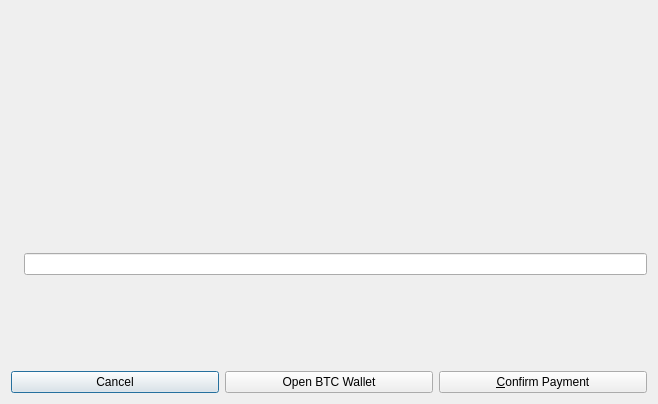
The window that src/qt/forms/offeracceptdialogbtc.ui (sschepis/syscoin2) describes before a commit, drawn with Qt 5.
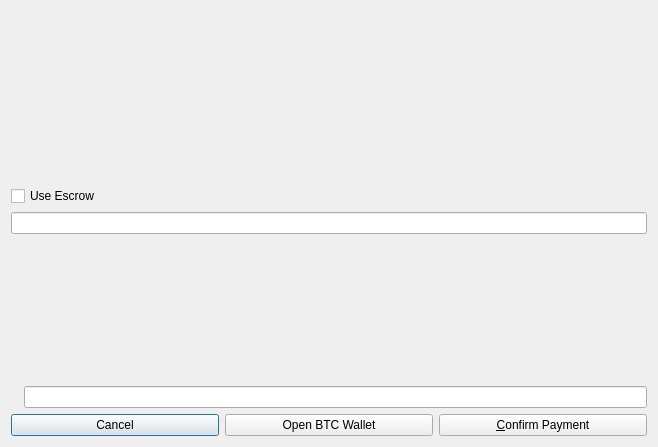
The same window after the commit.

Commit message: support btc escrow

Diff of the .ui file:
```diff
--- a/src/qt/forms/offeracceptdialogbtc.ui
+++ b/src/qt/forms/offeracceptdialogbtc.ui
@@ -7,7 +7,7 @@
     <x>0</x>
     <y>0</y>
     <width>658</width>
-    <height>404</height>
+    <height>447</height>
    </rect>
   </property>
   <property name="windowTitle">
@@ -41,7 +41,17 @@
      </item>
     </layout>
    </item>
-   <item row="7" column="0">
+   <item row="0" column="0">
+    <widget class="QLabel" name="aboutShadeBTC">
+     <property name="text">
+      <string/>
+     </property>
+     <property name="alignment">
+      <set>Qt::AlignCenter</set>
+     </property>
+    </widget>
+   </item>
+   <item row="9" column="0">
     <layout class="QHBoxLayout" name="horizontalLayout_3">
      <item>
       <widget class="QPushButton" name="cancelButton">
@@ -72,23 +82,6 @@
      </item>
     </layout>
    </item>
-   <item row="0" column="0">
-    <widget class="QLabel" name="aboutShadeBTC">
-     <property name="text">
-      <string/>
-     </property>
-     <property name="alignment">
-      <set>Qt::AlignCenter</set>
-     </property>
-    </widget>
-   </item>
-   <item row="6" column="0">
-    <widget class="QLabel" name="escrowDisclaimer">
-     <property name="text">
-      <string/>
-     </property>
-    </widget>
-   </item>
    <item row="5" column="0">
     <layout class="QHBoxLayout" name="horizontalLayout_8">
      <item>
@@ -142,6 +135,26 @@
      </item>
     </layout>
    </item>
+   <item row="2" column="0">
+    <widget class="QCheckBox" name="checkBox">
+     <property name="text">
+      <string>Use Escrow</string>
+     </property>
+    </widget>
+   </item>
+   <item row="3" column="0">
+    <widget class="QLineEdit" name="lineEdit"/>
+   </item>
+   <item row="4" column="0">
+    <widget class="QLabel" name="escrowDisclaimer">
+     <property name="text">
+      <string/>
+     </property>
+     <property name="wordWrap">
+      <bool>true</bool>
+     </property>
+    </widget>
+   </item>
   </layout>
  </widget>
  <resources>
```
The commit also changes 6 other files.
